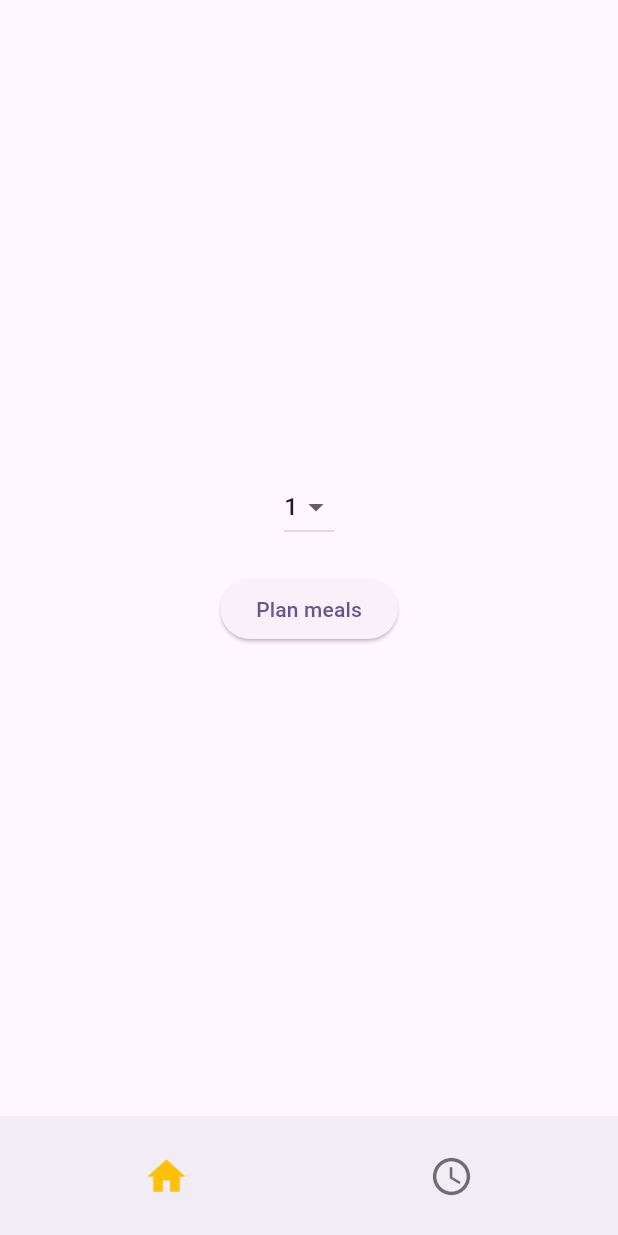
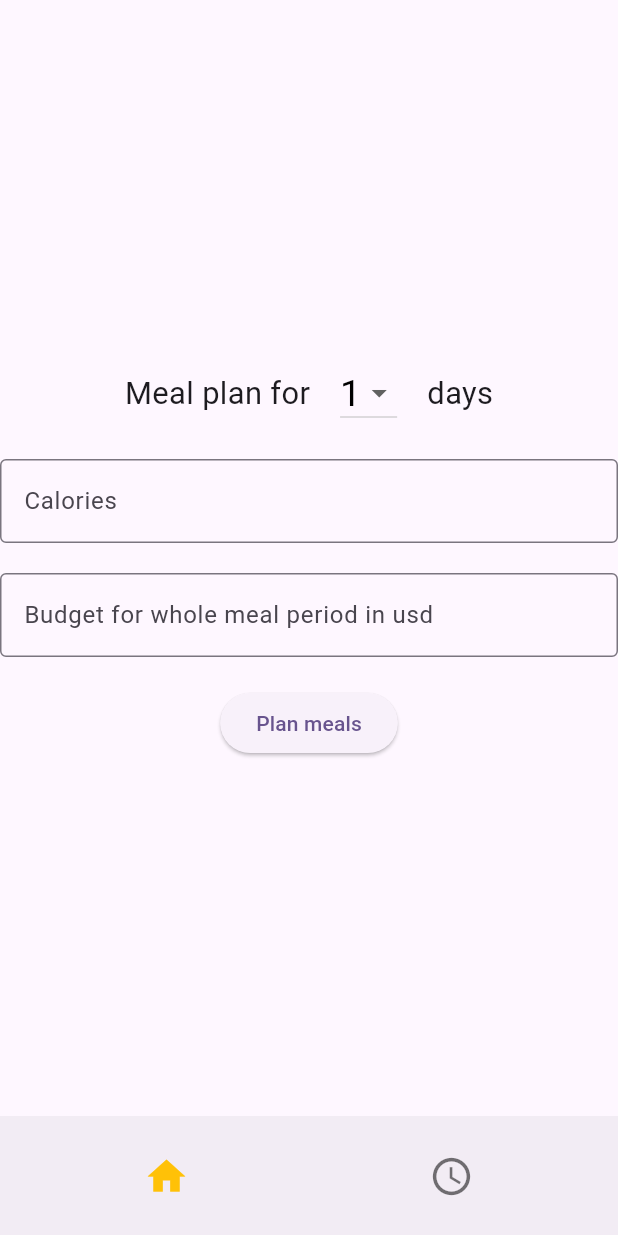
Before and after one commit to Victoria-Developer/Fitsy, a Flutter app: the screen it shows after launch, on a phone screen of 412 x 824 dp. Run offline on Flutter 3.47's test engine with Material 3 defaults, Android fonts, the phone set to English and light mode, and no system bars; our stand-ins replace go_router.

Commit message:
- Added calories and budget options for meal planning.

```diff
--- a/lib/navigation/app_navigator.dart
+++ b/lib/navigation/app_navigator.dart
@@ -45,19 +45,28 @@ class AppNavigator {
                 name: homeRoute.name,
                 path: homeRoute.path,
                 builder: (context, state) => HomePage(
-                    onNavigateToRecipes: (days) {
-                      router.pushNamed(recipesRoute.name,
-                          pathParameters: {"days": "$days"});
+                    onNavigateToRecipes: (days, calories, budget) {
+                      router.pushNamed(recipesRoute.name, pathParameters: {
+                        "days": "$days",
+                        "calories": "$calories",
+                        "budget": "$budget"
+                      });
                       // index = -1;
                     },
                     title: 'Home'),
               ),
               GoRoute(
                 name: recipesRoute.name,
-                path: '${recipesRoute.path}/:days',
+                path: '${recipesRoute.path}/:days/:calories/:budget',
                 builder: (context, state) {
                   int days = int.parse(state.pathParameters['days']!);
-                  return RecipesPage(title: 'Recipes', days: days);
+                  int calories = int.parse(state.pathParameters['calories']!);
+                  int budget = int.parse(state.pathParameters['budget']!);
+                  return RecipesPage(
+                      title: 'Recipes',
+                      days: days,
+                      calories: calories,
+                      budget: budget);
                 },
               ),
               GoRoute(
--- a/lib/screens/home_page.dart
+++ b/lib/screens/home_page.dart
@@ -1,25 +1,39 @@
+import 'package:fitsy/widgets/outlined_text_field.dart';
 import 'package:flutter/material.dart';
+import 'package:flutter/services.dart';
 
 class HomePage extends StatefulWidget {
-  const HomePage({
-    super.key,
-    required this.title,
-    required this.onNavigateToRecipes
-  });
+  const HomePage(
+      {super.key, required this.title, required this.onNavigateToRecipes});
 
   final String title;
-  final void Function(int) onNavigateToRecipes;
+  final void Function(int, int, int) onNavigateToRecipes;
 
   @override
   State<HomePage> createState() => _HomePagePageState();
 }
 
 class _HomePagePageState extends State<HomePage> {
+  final daysList = [1, 2, 3, 4, 5, 6, 7];
   int days = 1;
+  int calories = 0;
+  int budget = 0;
 
-  _setDays(int? days){
+  _setDays(int days) {
     setState(() {
-      this.days = days!;
+      this.days = days;
+    });
+  }
+
+  _setCalories(int calories) {
+    setState(() {
+      this.calories = calories;
+    });
+  }
+
+  _setBudget(int budget) {
+    setState(() {
+      this.budget = budget;
     });
   }
 
@@ -29,13 +43,40 @@ class _HomePagePageState extends State<HomePage> {
         body: Center(
       child: Column(
         mainAxisAlignment: MainAxisAlignment.center,
+        crossAxisAlignment: CrossAxisAlignment.center,
         children: [
+          Wrap(
+            crossAxisAlignment: WrapCrossAlignment.center,
+            direction: Axis.horizontal,
+            spacing: 20, // <-- Spacing between children
+            children: <Widget>[
+              const Text('Meal plan for'),
               _buildSettingsWidget(),
+              const Text('days')
+            ],
+          ),
+          const SizedBox(height: 20),
+          OutlinedTextField(
+              labelText: 'Calories',
+              hintText: '1400',
+              inputFormatters: [FilteringTextInputFormatter.digitsOnly],
+              onEdit: (value) {
+                _setCalories(int.parse(value));
+              }),
+          const SizedBox(height: 20),
+          OutlinedTextField(
+              labelText: 'Budget for whole meal period in usd',
+              hintText: '500',
+              inputFormatters: [FilteringTextInputFormatter.digitsOnly],
+              onEdit: (value) {
+                _setBudget(int.parse(value));
+              }
+          ),
           const SizedBox(height: 20),
           ElevatedButton(
             onPressed: () {
               // Send data to recipes screen
-                  widget.onNavigateToRecipes(days);
+              widget.onNavigateToRecipes(days, calories, budget);
             },
             child: const Text('Plan meals'),
           ),
@@ -45,7 +86,6 @@ class _HomePagePageState extends State<HomePage> {
   }
 
   _buildSettingsWidget() {
-    var daysList = [1, 2, 3, 4, 5, 6, 7];
     return DropdownButton<int>(
         value: days,
         items: daysList.map((int value) {
@@ -55,8 +95,8 @@ class _HomePagePageState extends State<HomePage> {
           );
         }).toList(),
         onChanged: (int? value) {
-        _setDays(value);
+          _setDays(value!);
         },
-    );
+        style: const TextStyle(color: Colors.black, fontSize: 25));
   }
 }
--- a/lib/screens/recipes_page.dart
+++ b/lib/screens/recipes_page.dart
@@ -1,19 +1,21 @@
-
-
 import 'package:flutter/material.dart';
 
 import '../models/meal_plan.dart';
 import '../services/http_request.dart';
 
 class RecipesPage extends StatefulWidget {
-
   const RecipesPage({
     super.key,
-    required this.title, required this.days,
+    required this.title,
+    required this.days,
+    required this.calories,
+    required this.budget,
   });
 
   final String title;
   final int days;
+  final int calories;
+  final int budget;
 
   @override
   State<RecipesPage> createState() => _RecipesPageState();
@@ -24,13 +26,15 @@ class _RecipesPageState extends State<RecipesPage> {
 
   @override
   void initState() {
-    _fetchRecipes(widget.days);
+    _fetchRecipes(widget.days, widget.calories, widget.budget);
     super.initState();
   }
 
-  _fetchRecipes(int daysNumber) async {
-    var prompt = buildRequestBody(daysNumber);
-    recipesList = sendGeminiRequest(prompt);
+  _fetchRecipes(int daysNumber, int calories, int budget) async {
+    var requestBody = buildRequestBody(
+        buildPrompt(daysNumber, calories, budget)
+    );
+    recipesList = sendGeminiRequest(requestBody);
   }
 
   @override
@@ -45,7 +49,7 @@ class _RecipesPageState extends State<RecipesPage> {
         } else if (snapshot.hasData) {
           return ListView.builder(
             scrollDirection: Axis.horizontal,
-                physics: const PageScrollPhysics(), // this for snapping
+            physics: const PageScrollPhysics(), // Snapping effect
             itemCount: snapshot.data!.length,
             itemBuilder: (_, index) {
               var data = snapshot.data![index];
@@ -56,16 +60,15 @@ class _RecipesPageState extends State<RecipesPage> {
           return const Text("No data");
         }
       },
-        )
-        )
-    );
+    )));
   }
 
   SizedBox _buildMealPlanCard(MealPlan mealPlan) {
     return SizedBox(
         width: MediaQuery.of(context).size.width,
         child: Card(
-          child: SingleChildScrollView(child: Column(
+            child: SingleChildScrollView(
+          child: Column(
             children: [
               Text(mealPlan.dayId),
               Column(
@@ -82,7 +85,7 @@ class _RecipesPageState extends State<RecipesPage> {
                 ]);
               }).toList())
             ],
-          ),)
-        ));
+          ),
+        )));
   }
 }
--- a/lib/services/http_request.dart
+++ b/lib/services/http_request.dart
@@ -59,7 +59,7 @@ Future<List<MealPlan>> _parseJsonResponse(http.Response response) async{
   return weeklyMealPlan;
 }
 
-String buildRequestBody(int daysNumber) {
+String buildRequestBody(String prompt) {
   final Map<String, dynamic> requestBody = {
     "system_instruction": {
       "parts": [
@@ -69,7 +69,7 @@ String buildRequestBody(int daysNumber) {
     "contents": [
       {
         "parts": [
-          {"text": _buildPrompt(daysNumber)}
+          {"text": prompt}
         ]
       }
     ],
@@ -81,8 +81,11 @@ String buildRequestBody(int daysNumber) {
   return jsonEncode(requestBody);
 }
 
-String _buildPrompt(int daysNumber){
+String buildPrompt(int daysNumber, int calories, int budget){
+  // add checks for unrealistic calories and budget like 0 calories and 0 usd.
   return """
+    Overall calories amount should be no more than $calories.
+    Overall price in usd should be no more than $budget.
     Give me recipes for $daysNumber days for meal names 'breakfast', 'lunch' and 'dinner'
     using this JSON schema, replace 'day_id' with day number
     starting from number '0' and replace 'meal_name' with an actual
--- /dev/null
+++ b/lib/widgets/outlined_text_field.dart
@@ -0,0 +1,34 @@
+import 'package:flutter/material.dart';
+import 'package:flutter/services.dart';
+
+class OutlinedTextField extends StatelessWidget {
+  const OutlinedTextField({
+    super.key,
+    this.hintText = 'Hint',
+    this.labelText = 'Label',
+    this.inputFormatters = const [],
+    this.onEdit,
+  });
+
+  final String hintText;
+  final String labelText;
+  final List<TextInputFormatter> inputFormatters;
+
+  final void Function(String)? onEdit;
+
+  @override
+  Widget build(BuildContext context) {
+    return TextField(
+      onChanged: (text) {
+        onEdit!(text);
+      },
+      inputFormatters: inputFormatters,
+      decoration: InputDecoration(
+          border: const OutlineInputBorder(),
+          labelText: labelText,
+          hintText: hintText,
+          hintStyle:
+              TextStyle(color: Colors.grey[400], fontWeight: FontWeight.bold)),
+    );
+  }
+}
```
Lines whose indentation alone changed are shown as unchanged.
